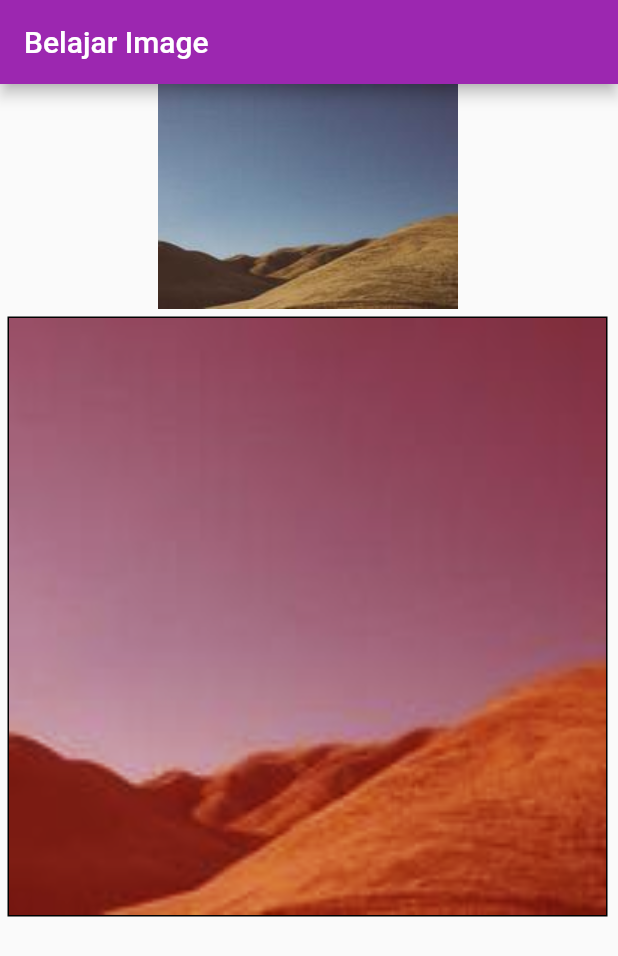
After one commit to gantira/beginner-flutter, a Flutter app: the screen it shows after launch, on a phone screen of 412 x 824 dp. The commit adds this screen. Shown: the top 956 px of the screen. Run offline on Flutter 3.47's test engine with Material 2 defaults, Android fonts, the phone set to English and light mode, and no system bars.

Commit message:
Flutter tutorial Image Widget (network/asset) Android | iOS #3

```diff
--- a/lib/main.dart
+++ b/lib/main.dart
@@ -1,5 +1,5 @@
 import 'package:beginner_flutter/widgets/sample_container.dart';
-import 'package:beginner_flutter/widgets/sample_text.dart';
+import 'package:beginner_flutter/widgets/sample_image.dart';
 import 'package:flutter/material.dart';
 
 void main() {
@@ -17,7 +17,7 @@ class MyApp extends StatelessWidget {
       theme: ThemeData(
         primarySwatch: Colors.purple,
       ),
-      home: const SampleText(),
+      home: const SampleImage(),
     );
   }
 }
--- /dev/null
+++ b/lib/widgets/sample_image.dart
@@ -0,0 +1,35 @@
+import 'package:flutter/material.dart';
+
+class SampleImage extends StatelessWidget {
+  const SampleImage({super.key});
+
+  @override
+  Widget build(BuildContext context) {
+    return Scaffold(
+      appBar: AppBar(
+        title: const Text('Belajar Image'),
+      ),
+      body: Column(
+        children: [
+          Image.asset('assets/images/141-200x150.jpg'),
+          Container(
+            margin: const EdgeInsets.all(5),
+            height: 400,
+            width: 400,
+            decoration: BoxDecoration(
+              border: Border.all(),
+            ),
+            child: Image.asset(
+              'assets/images/141-200x150.jpg',
+              alignment: Alignment.centerRight,
+              color: Colors.red,
+              colorBlendMode: BlendMode.softLight,
+              fit: BoxFit.fill,
+              // repeat: ImageRepeat.repeatY,
+            ),
+          ),
+        ],
+      ),
+    );
+  }
+}
--- a/pubspec.yaml
+++ b/pubspec.yaml
@@ -59,8 +59,8 @@ flutter:
   uses-material-design: true
 
   # To add assets to your application, add an assets section, like this:
-  # assets:
-  #   - images/a_dot_burr.jpeg
+  assets:
+    - assets/images/141-200x150.jpg
   #   - images/a_dot_ham.jpeg
 
   # An image asset can refer to one or more resolution-specific "variants", see
```
Also changed, not shown: assets/images/141-200x150.jpg (added).
